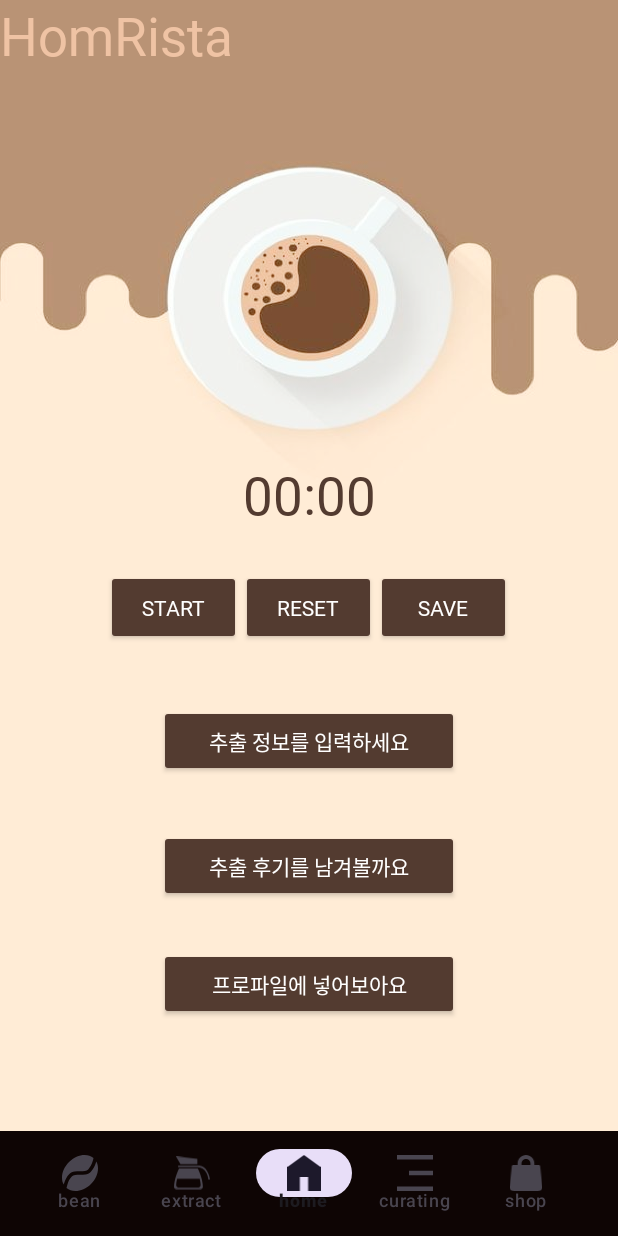
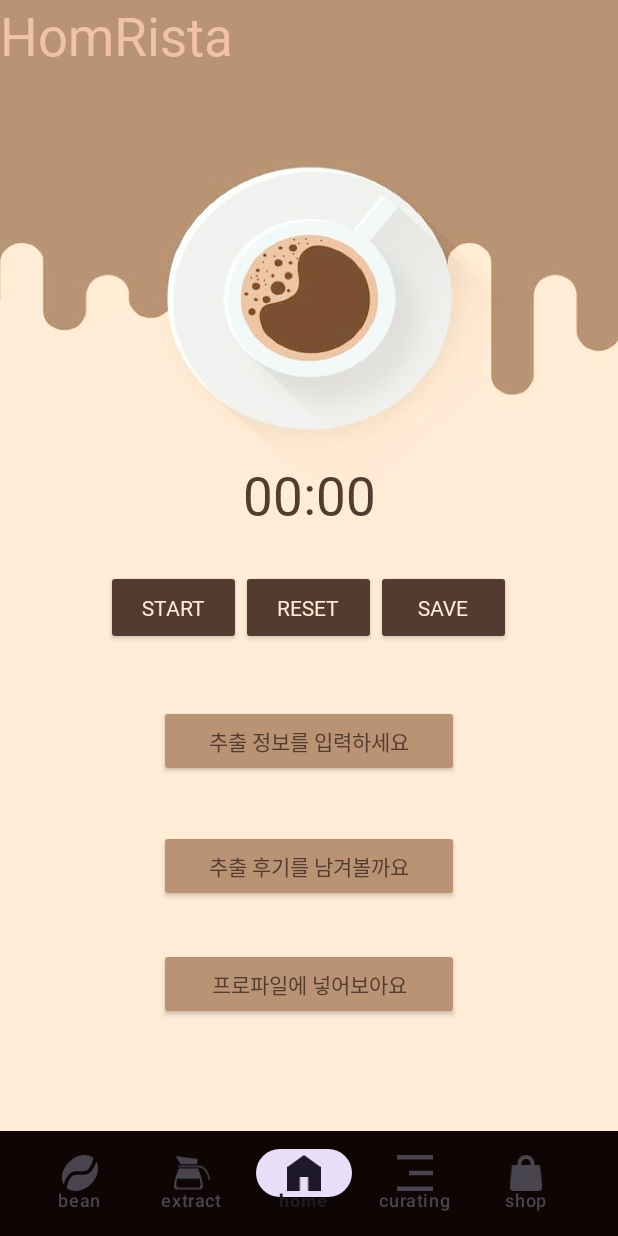
Before and after one commit to 2023-MobileProgramming/HomeRista, an Android app: the screen it shows after launch (MainActivity), on a phone screen of 412 x 824 dp. Run offline under Robolectric (Android 15) with nearby library versions, the phone set to English and light mode, and no system bars; our stand-ins replace Room's generated code, androidx.preference.

Commit message:
record 색상 변경

```diff
--- a/app/src/main/res/layout/fragment_record.xml
+++ b/app/src/main/res/layout/fragment_record.xml
@@ -40,7 +40,7 @@
 
         <androidx.appcompat.widget.AppCompatButton
             android:id="@+id/startBtn"
-            android:textColor="@color/white"
+            android:textColor="#FFECD6"
             android:layout_width="90dp"
             android:layout_height="50dp"
             android:fontFamily="@font/font2"
@@ -49,7 +49,7 @@
 
         <androidx.appcompat.widget.AppCompatButton
             android:id="@+id/resetBtn"
-            android:textColor="@color/white"
+            android:textColor="#FFECD6"
             android:layout_width="90dp"
             android:layout_height="50dp"
             android:fontFamily="@font/font2"
@@ -58,7 +58,7 @@
 
         <androidx.appcompat.widget.AppCompatButton
             android:id="@+id/saveBtn"
-            android:textColor="@color/white"
+            android:textColor="#FFECD6"
             android:layout_width="90dp"
             android:layout_height="50dp"
             android:fontFamily="@font/font2"
@@ -72,8 +72,8 @@
         android:layout_width="200dp"
         android:layout_height="wrap_content"
         android:layout_gravity="center_horizontal"
-        android:backgroundTint="#533B30"
-        android:textColor="@color/white"
+        android:backgroundTint="#B99374"
+        android:textColor="#533B30"
         android:fontFamily="@font/font2"
         android:layout_margin="20dp"
         android:text="추출 정보를 입력하세요" />
@@ -83,9 +83,9 @@
         android:layout_width="200dp"
         android:layout_height="wrap_content"
         android:layout_gravity="center_horizontal"
-        android:backgroundTint="#533B30"
+        android:backgroundTint="#B99374"
         android:fontFamily="@font/font2"
-        android:textColor="@color/white"
+        android:textColor="#533B30"
         android:layout_margin="15dp"
         android:text="추출 후기를 남겨볼까요" />
 
@@ -96,10 +96,10 @@
         android:layout_width="200dp"
         android:layout_height="wrap_content"
         android:layout_gravity="center_horizontal"
-        android:backgroundTint="#533B30"
+        android:backgroundTint="#B99374"
         android:fontFamily="@font/font2"
         android:layout_margin="15dp"
-        android:textColor="@color/white"
+        android:textColor="#533B30"
         android:text="프로파일에 넣어보아요" />
 
 </LinearLayout>
```
